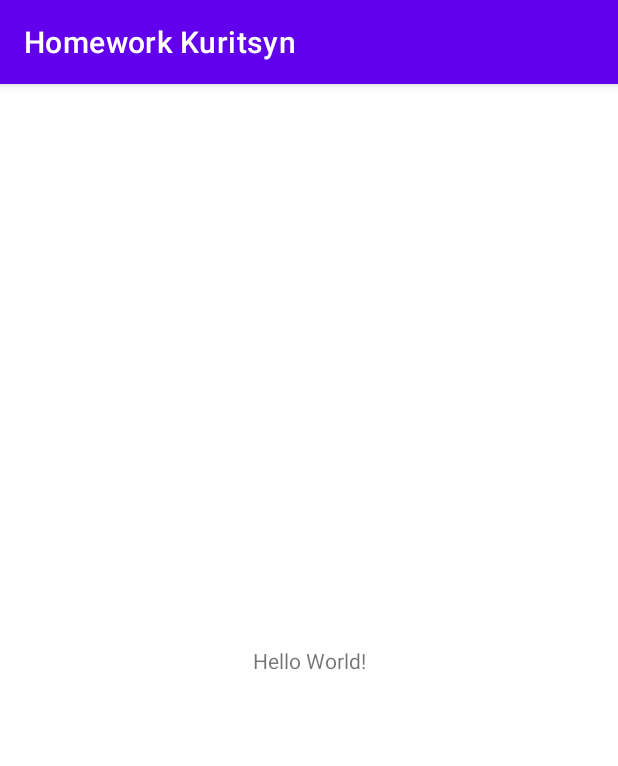
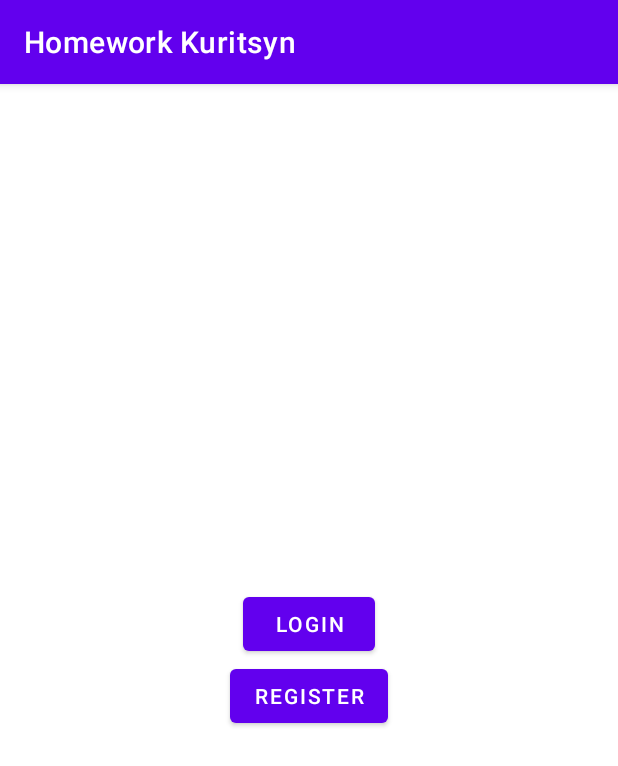
Before and after one commit to SkinnySharkk/HomeworkKuritsyn, an Android app: the screen it shows after launch (MainActivity), on a phone screen of 412 x 824 dp. Shown: the top 766 px of the screen. Run offline under Robolectric (Android 15) with nearby library versions, the phone set to English and light mode, and no system bars.

Commit message:
Добавил фрагменты для старта, логина, авторизации

```diff
--- a/app/build.gradle
+++ b/app/build.gradle
@@ -1,6 +1,7 @@
 plugins {
     id 'com.android.application'
     id 'org.jetbrains.kotlin.android'
+    id 'androidx.navigation.safeargs.kotlin'
     id 'kotlin-kapt'
 }
 
@@ -70,4 +71,9 @@ dependencies {
     testImplementation 'junit:junit:4.13.2'
     androidTestImplementation 'androidx.test.ext:junit:1.1.3'
     androidTestImplementation 'androidx.test.espresso:espresso-core:3.4.0'
+
+    // Navigation
+    def navVersion = "2.4.2"
+    implementation "androidx.navigation:navigation-fragment-ktx:$navVersion"
+    implementation "androidx.navigation:navigation-ui-ktx:$navVersion"
 }
--- a/app/src/main/AndroidManifest.xml
+++ b/app/src/main/AndroidManifest.xml
@@ -9,7 +9,7 @@
         android:supportsRtl="true"
         android:theme="@style/Theme.HomeworkKuritsyn">
         <activity
-            android:name=".MainActivity"
+            android:name=".ui.MainActivity"
             android:exported="true">
             <intent-filter>
                 <action android:name="android.intent.action.MAIN" />
--- a/app/src/main/java/com/homework/homeworkkuritsyn/MainActivity.kt
+++ b/app/src/main/java/com/homework/homeworkkuritsyn/ui/MainActivity.kt
@@ -1,7 +1,8 @@
-package com.homework.homeworkkuritsyn
+package com.homework.homeworkkuritsyn.ui
 
 import androidx.appcompat.app.AppCompatActivity
 import android.os.Bundle
+import com.homework.homeworkkuritsyn.R
 
 class MainActivity : AppCompatActivity() {
     override fun onCreate(savedInstanceState: Bundle?) {
--- /dev/null
+++ b/app/src/main/java/com/homework/homeworkkuritsyn/ui/StartFragment.kt
@@ -0,0 +1,44 @@
+package com.homework.homeworkkuritsyn.ui
+
+import android.os.Bundle
+import android.view.LayoutInflater
+import android.view.View
+import android.view.ViewGroup
+import androidx.fragment.app.Fragment
+import androidx.fragment.app.viewModels
+import androidx.navigation.fragment.findNavController
+import com.homework.homeworkkuritsyn.databinding.FragmentStartBinding
+import com.homework.homeworkkuritsyn.presenters.StartViewModel
+
+class StartFragment : Fragment() {
+    private val viewModel: StartViewModel by viewModels()
+    private val binding get() = _binding!!
+    private var _binding: FragmentStartBinding? = null
+
+    override fun onCreateView(
+        inflater: LayoutInflater, container: ViewGroup?,
+        savedInstanceState: Bundle?
+    ): View {
+        _binding = FragmentStartBinding.inflate(inflater, container, false)
+        return binding.root
+    }
+
+    override fun onViewCreated(view: View, savedInstanceState: Bundle?) {
+        super.onViewCreated(view, savedInstanceState)
+        binding.startLoginButton.setOnClickListener {
+            findNavController().navigate(
+                StartFragmentDirections.actionStartFragmentToLoginFragment()
+            )
+        }
+        binding.startRegisterButton.setOnClickListener {
+            findNavController().navigate(
+                StartFragmentDirections.actionStartFragmentToRegisterFragment()
+            )
+        }
+    }
+
+    override fun onDestroyView() {
+        super.onDestroyView()
+        _binding = null
+    }
+}
--- a/app/src/main/res/layout/activity_main.xml
+++ b/app/src/main/res/layout/activity_main.xml
@@ -1,18 +1,12 @@
 <?xml version="1.0" encoding="utf-8"?>
-<androidx.constraintlayout.widget.ConstraintLayout xmlns:android="http://schemas.android.com/apk/res/android"
+<androidx.fragment.app.FragmentContainerView xmlns:android="http://schemas.android.com/apk/res/android"
+    xmlns:tools="http://schemas.android.com/tools"
     xmlns:app="http://schemas.android.com/apk/res-auto"
-    xmlns:tools="http://schemas.android.com/tools"
+    android:id="@+id/navHostFragment"
+    android:name="androidx.navigation.fragment.NavHostFragment"
     android:layout_width="match_parent"
     android:layout_height="match_parent"
-    tools:context=".MainActivity">
-
-    <TextView
-        android:layout_width="wrap_content"
-        android:layout_height="wrap_content"
-        android:text="Hello World!"
-        app:layout_constraintBottom_toBottomOf="parent"
-        app:layout_constraintLeft_toLeftOf="parent"
-        app:layout_constraintRight_toRightOf="parent"
-        app:layout_constraintTop_toTopOf="parent" />
-
-</androidx.constraintlayout.widget.ConstraintLayout>
+    tools:context=".ui.StartFragment"
+    app:defaultNavHost="true"
+    app:navGraph="@navigation/nav_graph"
+     />
--- /dev/null
+++ b/app/src/main/res/layout/fragment_start.xml
@@ -0,0 +1,22 @@
+<?xml version="1.0" encoding="utf-8"?>
+<LinearLayout xmlns:android="http://schemas.android.com/apk/res/android"
+    xmlns:tools="http://schemas.android.com/tools"
+    android:layout_width="match_parent"
+    android:layout_height="match_parent"
+    android:gravity="center"
+    android:orientation="vertical"
+    tools:context=".ui.StartFragment">
+
+    <Button
+        android:id="@+id/startLoginButton"
+        android:layout_width="wrap_content"
+        android:layout_height="wrap_content"
+        android:text="@string/start_login_button" />
+
+    <Button
+        android:id="@+id/startRegisterButton"
+        android:layout_width="wrap_content"
+        android:layout_height="wrap_content"
+        android:text="@string/start_register_button" />
+
+</LinearLayout>
--- /dev/null
+++ b/app/src/main/res/navigation/nav_graph.xml
@@ -0,0 +1,30 @@
+<?xml version="1.0" encoding="utf-8"?>
+<navigation xmlns:android="http://schemas.android.com/apk/res/android"
+    xmlns:app="http://schemas.android.com/apk/res-auto"
+    xmlns:tools="http://schemas.android.com/tools"
+    android:id="@+id/nav_graph"
+    app:startDestination="@id/startFragment">
+
+    <fragment
+        android:id="@+id/startFragment"
+        android:name="com.homework.homeworkkuritsyn.ui.StartFragment"
+        android:label="fragment_start"
+        tools:layout="@layout/fragment_start" >
+        <action
+            android:id="@+id/action_startFragment_to_loginFragment"
+            app:destination="@id/loginFragment" />
+        <action
+            android:id="@+id/action_startFragment_to_registerFragment"
+            app:destination="@id/registerFragment" />
+    </fragment>
+    <fragment
+        android:id="@+id/loginFragment"
+        android:name="com.homework.homeworkkuritsyn.ui.LoginFragment"
+        android:label="fragment_login"
+        tools:layout="@layout/fragment_login" />
+    <fragment
+        android:id="@+id/registerFragment"
+        android:name="com.homework.homeworkkuritsyn.ui.RegisterFragment"
+        android:label="fragment_register"
+        tools:layout="@layout/fragment_register" />
+</navigation>
--- a/app/src/main/res/values/strings.xml
+++ b/app/src/main/res/values/strings.xml
@@ -1,3 +1,9 @@
 <resources>
     <string name="app_name">Homework Kuritsyn</string>
+    <string name="start_login_button">Login</string>
+    <string name="start_register_button">Register</string>
+    <string name="login_user_name">name</string>
+    <string name="login_user_password">Password</string>
+    <string name="login_button">Login</string>
+    <string name="register_button">Register</string>
 </resources>
```
Also changed, not shown: app/src/main/java/com/homework/homeworkkuritsyn/presenters/LoginViewModel.kt (added, +7 -0 lines), app/src/main/java/com/homework/homeworkkuritsyn/presenters/RegisterViewModel.kt (added, +7 -0 lines), app/src/main/java/com/homework/homeworkkuritsyn/presenters/StartViewModel.kt (added, +7 -0 lines), app/src/main/java/com/homework/homeworkkuritsyn/ui/LoginFragment.kt (added, +29 -0 lines), app/src/main/java/com/homework/homeworkkuritsyn/ui/RegisterFragment.kt (added, +31 -0 lines), app/src/main/res/layout/fragment_login.xml (added, +53 -0 lines), app/src/main/res/layout/fragment_register.xml (added, +53 -0 lines), build.gradle (+10 -1 lines).
